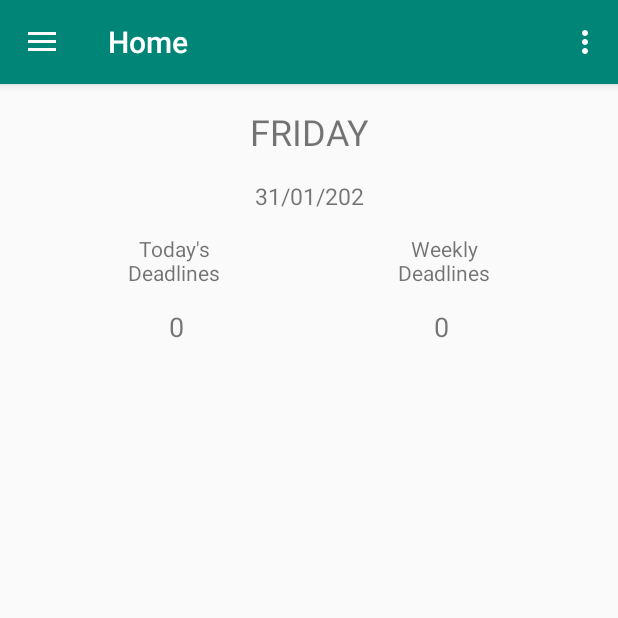
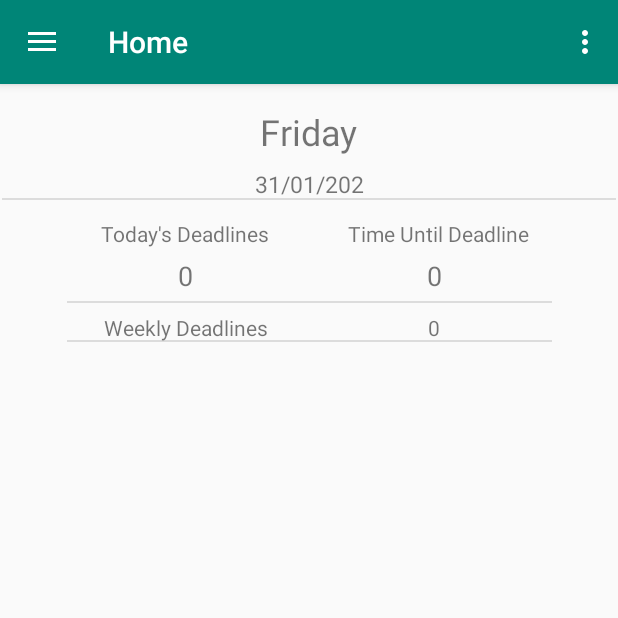
Before and after one commit to TheCrunchy/finalyearProjectV2, an Android app: the screen it shows after launch (MainActivity), on a phone screen of 412 x 824 dp, the top half of it. Run offline under Robolectric (Android 15) with nearby library versions, the phone set to English and light mode, and no system bars; our stand-ins replace navigation-ui.

Commit message:
More work on home screen

```diff
--- a/app/src/main/res/layout/fragment_home.xml
+++ b/app/src/main/res/layout/fragment_home.xml
@@ -4,17 +4,6 @@
     xmlns:tools="http://schemas.android.com/tools"
     android:layout_width="match_parent"
     android:layout_height="match_parent">
-
-    <TextView
-        android:id="@+id/text_home"
-        android:layout_width="80dp"
-        android:layout_height="20dp"
-        android:layout_marginTop="16dp"
-        android:textAlignment="center"
-        android:textSize="15sp"
-        app:layout_constraintEnd_toEndOf="parent"
-        app:layout_constraintStart_toStartOf="parent"
-        app:layout_constraintTop_toBottomOf="@+id/dayOfWeekTextView" />
 
     <TextView
         android:id="@+id/dayOfWeekTextView"
@@ -29,76 +18,161 @@
         app:layout_constraintStart_toStartOf="parent"
         app:layout_constraintTop_toTopOf="parent" />
 
-    <TextView
-        android:id="@+id/textViewDeadlinesToday"
-        android:layout_width="123dp"
-        android:layout_height="50dp"
-        android:layout_marginStart="56dp"
-        android:layout_marginTop="16dp"
-        android:text="TextView"
-        android:textAlignment="center"
-        android:textSize="18sp"
-        app:layout_constraintStart_toStartOf="parent"
-        app:layout_constraintTop_toBottomOf="@+id/textViewDeadlinesTodayLabel" />
 
     <TextView
-        android:id="@+id/textViewDeadlinesThisWeek"
-        android:layout_width="123dp"
-        android:layout_height="50dp"
-        android:layout_marginTop="16dp"
-        android:layout_marginEnd="56dp"
-        android:text="TextView"
+        android:id="@+id/text_home"
+        android:layout_width="80dp"
+        android:layout_height="20dp"
+        android:layout_marginTop="8dp"
         android:textAlignment="center"
-        android:textSize="18sp"
+        android:textSize="15sp"
         app:layout_constraintEnd_toEndOf="parent"
-        app:layout_constraintTop_toBottomOf="@+id/textViewDeadlinesThisWeekLabel" />
-
-    <TextView
-        android:id="@+id/textViewDeadlinesTodayLabel"
-        android:layout_width="100dp"
-        android:layout_height="33dp"
-        android:layout_marginStart="66dp"
-        android:layout_marginTop="16dp"
-        android:text="@string/dailyDeadline"
-        android:textAlignment="center"
+        app:layout_constraintHorizontal_bias="0.501"
         app:layout_constraintStart_toStartOf="parent"
-        app:layout_constraintTop_toBottomOf="@+id/text_home" />
-
-    <TextView
-        android:id="@+id/textViewDeadlinesThisWeekLabel"
-        android:layout_width="100dp"
-        android:layout_height="33dp"
-        android:layout_marginTop="16dp"
-        android:layout_marginEnd="66dp"
-        android:text="@string/weeklyDeadline"
-        android:textAlignment="center"
-        app:layout_constraintEnd_toEndOf="parent"
-        app:layout_constraintTop_toBottomOf="@+id/text_home" />
+        app:layout_constraintTop_toBottomOf="@+id/dayOfWeekTextView" />
 
     <ScrollView
-        android:layout_width="248dp"
-        android:layout_height="493dp"
-        android:layout_marginTop="220dp"
+        android:id="@+id/scrollView2"
+        android:layout_width="323dp"
+        android:layout_height="510dp"
+        android:layout_marginTop="90dp"
         android:layout_weight="1"
         android:scrollbars="none"
-        app:layout_constraintBottom_toBottomOf="parent"
         app:layout_constraintEnd_toEndOf="parent"
         app:layout_constraintStart_toStartOf="parent"
         app:layout_constraintTop_toTopOf="parent">
 
-        <TableLayout
-            android:id="@+id/tableForGoals"
+        <RelativeLayout
             android:layout_width="match_parent"
             android:layout_height="match_parent"
-            android:scrollbars="vertical"
-            android:textAlignment="center"
-            app:layout_constraintStart_toStartOf="parent"
-            app:layout_constraintTop_toTopOf="@+id/dayOfWeekTextView">
+            android:gravity="center|left"
+            android:orientation="vertical">
+
+            <View
+                android:id="@+id/divider"
+                android:layout_width="409dp"
+                android:layout_height="1dp"
+                android:layout_below="@+id/textViewDeadlinesTodayLabel"
+                android:layout_centerHorizontal="true"
+                android:layout_marginTop="35dp"
+                android:layout_marginBottom="0dp"
+                android:background="?android:attr/listDivider"
+                tools:layout_editor_absoluteY="82dp" />
+
+            <TextView
+                android:id="@+id/textViewDeadlinesTodayLabel"
+                android:layout_width="157dp"
+                android:layout_height="wrap_content"
+                android:layout_alignParentLeft="true"
+                android:layout_alignParentTop="true"
+                android:text="@string/dailyDeadline"
+                android:textAlignment="center"
+                app:layout_constraintBottom_toTopOf="@id/textViewDeadlinesToday"
+                tools:layout_editor_absoluteX="64dp" />
+
+            <TextView
+                android:id="@+id/textViewTimeUntilDeadlineLabel"
+                android:layout_width="152dp"
+                android:layout_height="wrap_content"
+                android:layout_alignParentTop="true"
+                android:layout_alignParentRight="true"
+                android:layout_centerHorizontal="true"
+                android:layout_marginTop="0dp"
+                android:text="@string/timeDeadline"
+                android:textAlignment="center"
+                app:layout_constraintBottom_toTopOf="@id/textViewDeadlinesToday"
+                tools:layout_editor_absoluteX="64dp" />
 
 
-            <TableRow
+            <TextView
+                android:id="@+id/textViewDeadlinesToday"
+                android:layout_width="157dp"
+                android:layout_height="wrap_content"
+                android:layout_below="@+id/textViewDeadlinesTodayLabel"
+                android:layout_alignParentLeft="true"
+                android:layout_marginLeft="0dp"
+                android:layout_marginTop="6dp"
+                android:text="TextView"
+                android:textAlignment="center"
+                android:textSize="18sp"
+                app:layout_constraintStart_toStartOf="@id/textViewDeadlinesTodayLabel"
+                app:layout_constraintTop_toTopOf="@id/textViewDeadlinesTodayLabel" />
+
+            <TextView
+                android:id="@+id/textViewClosestDeadlineLabel"
+                android:layout_width="157dp"
+                android:layout_height="wrap_content"
+                android:layout_below="@+id/textViewDeadlinesTodayLabel"
+                android:layout_alignParentRight="true"
+                android:layout_marginLeft="0dp"
+                android:layout_marginTop="6dp"
+                android:text="TextView"
+                android:textAlignment="center"
+                android:textSize="18sp"
+                app:layout_constraintStart_toStartOf="@id/textViewDeadlinesTodayLabel"
+                app:layout_constraintTop_toTopOf="@id/textViewDeadlinesTodayLabel" />
+
+            <TableLayout
+                android:id="@+id/tableForGoals"
                 android:layout_width="match_parent"
-                android:layout_height="40dp" />
-        </TableLayout>
+                android:layout_height="match_parent"
+                android:layout_alignParentLeft="true"
+                android:layout_alignParentBottom="true"
+                android:layout_marginLeft="5dp"
+                android:layout_marginRight="5dp"
+                android:scrollbars="vertical"
+                android:textAlignment="center"
+                android:visibility="visible"
+                app:layout_constraintStart_toStartOf="parent" />
+
+            <View
+                android:id="@+id/divider3"
+                android:layout_width="409dp"
+                android:layout_height="1dp"
+                android:layout_below="@+id/tableForGoals"
+                android:layout_alignParentLeft="true"
+                android:layout_alignParentBottom="true"
+                android:layout_centerHorizontal="true"
+                android:layout_marginTop="30dp"
+                android:layout_marginBottom="0dp"
+                android:background="?android:attr/listDivider"
+                tools:layout_editor_absoluteY="82dp" />
+
+            <TextView
+                android:id="@+id/textViewDeadlinesThisWeekLabel"
+                android:layout_width="157dp"
+                android:layout_height="match_parent"
+                android:layout_below="@+id/divider3"
+                android:layout_alignParentLeft="true"
+                android:layout_alignParentBottom="true"
+                android:layout_marginTop="6dp"
+                android:text="@string/weeklyDeadline"
+                android:textAlignment="center" />
+
+            <TextView
+                android:id="@+id/textViewDeadlinesThisWeek"
+                android:layout_width="157dp"
+                android:layout_height="match_parent"
+                android:layout_below="@+id/textViewDeadlinesThisWeekLabel"
+                android:layout_alignParentRight="true"
+                android:layout_alignParentBottom="true"
+                android:layout_marginTop="6dp"
+                android:text="TextView"
+                android:textAlignment="center"
+                android:textSize="14sp" />
+
+
+        </RelativeLayout>
     </ScrollView>
+
+    <View
+        android:id="@+id/divider2"
+        android:layout_width="409dp"
+        android:layout_height="1dp"
+        android:background="?android:attr/listDivider"
+        app:layout_constraintEnd_toEndOf="parent"
+        app:layout_constraintStart_toStartOf="parent"
+        app:layout_constraintTop_toBottomOf="@+id/text_home" />
+
+
 </androidx.constraintlayout.widget.ConstraintLayout>
--- a/app/src/main/res/values/strings.xml
+++ b/app/src/main/res/values/strings.xml
@@ -14,5 +14,6 @@
     <string name="menu_goals">Goals</string>
     <string name="menu_send">Send</string>
     <string name="dailyDeadline">Today\'s Deadlines</string>
+    <string name="timeDeadline">Time Until Deadline</string>
     <string name="weeklyDeadline">Weekly Deadlines</string>
 </resources>
```
Also changed, not shown: app/src/main/java/com/cameron/finalyearprojectv2/ui/home/HomeFragment.java (+19 -11 lines), app/src/main/res/layout/fragment_home2.xml (added, +104 -0 lines).
